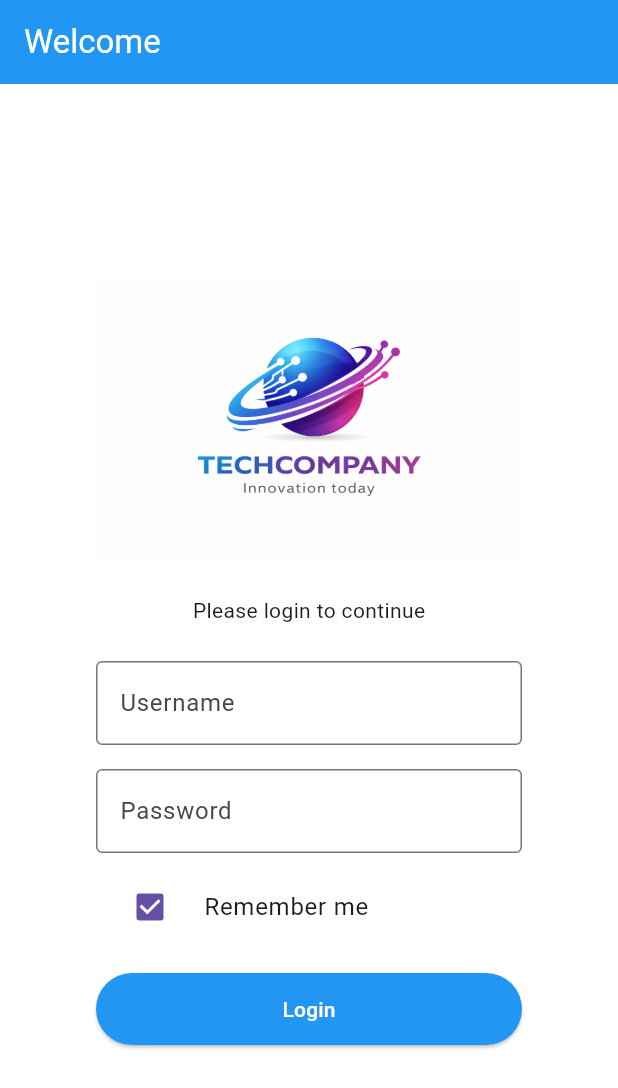
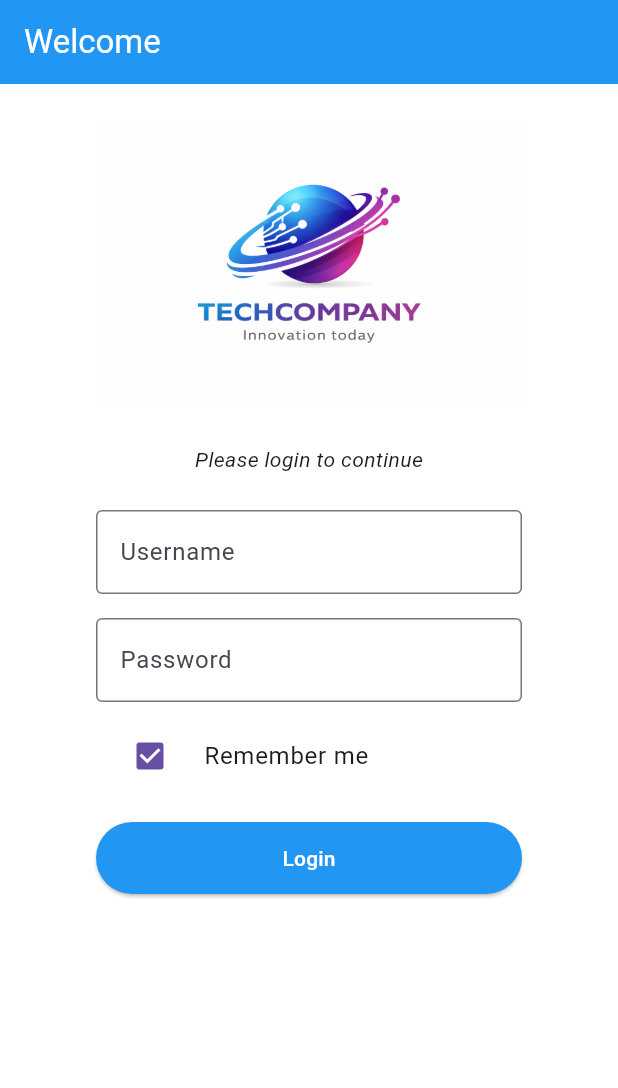
Before and after one commit to davidhepp/mobile-applications-portfolio, a Flutter app: the screen it shows after launch, after a tap on "Login", on a phone screen of 412 x 824 dp. Shown: the top 1088 px of the screen. Run offline on Flutter 3.47's test engine with Material 3 defaults, Android fonts, the phone set to English and light mode, and no system bars.

Commit message:
feat: updated layout by properly aligning image on top using SafeArea

```diff
--- a/homework_1/lib/main.dart
+++ b/homework_1/lib/main.dart
@@ -8,7 +8,7 @@ class MainApp extends StatelessWidget {
   const MainApp({super.key});
 
   void test() {
-    print("test");
+    print("Login clicked!");
   }
 
   @override
@@ -20,16 +20,21 @@ class MainApp extends StatelessWidget {
           title: const Text('Welcome', style: TextStyle(color: Colors.white)),
           backgroundColor: Colors.blue,
         ),
-        body: Center(
-
+        body: SafeArea(
           child: Padding(
             padding: EdgeInsets.symmetric(horizontal: 64.0),
             child: Column(
-              mainAxisAlignment: MainAxisAlignment.center,
               children: [
-                Image.asset('assets/images/logo.png'),
                 const SizedBox(height: 24),
-                const Text("Please login to continue"),
+                Image.asset('assets/images/logo.png', height: 192),
+                const SizedBox(height: 24),
+                Expanded(
+                  child: Column(
+                    children: [
+                      const Text(
+                        "Please login to continue",
+                        style: TextStyle(fontStyle: FontStyle.italic),
+                      ),
                       const SizedBox(height: 24),
                       Column(
                         children: [
@@ -51,7 +56,7 @@ class MainApp extends StatelessWidget {
                           CheckboxListTile(
                             title: const Text('Remember me'),
                             value: true,
-                    onChanged:(bool? value) { },
+                            onChanged: (bool? value) {},
                             controlAffinity: ListTileControlAffinity.leading,
                           ),
 
@@ -70,6 +75,9 @@ class MainApp extends StatelessWidget {
                     ],
                   ),
                 ),
+              ],
+            ),
+          ),
         ),
       ),
     );
```
Lines whose indentation alone changed are shown as unchanged.
